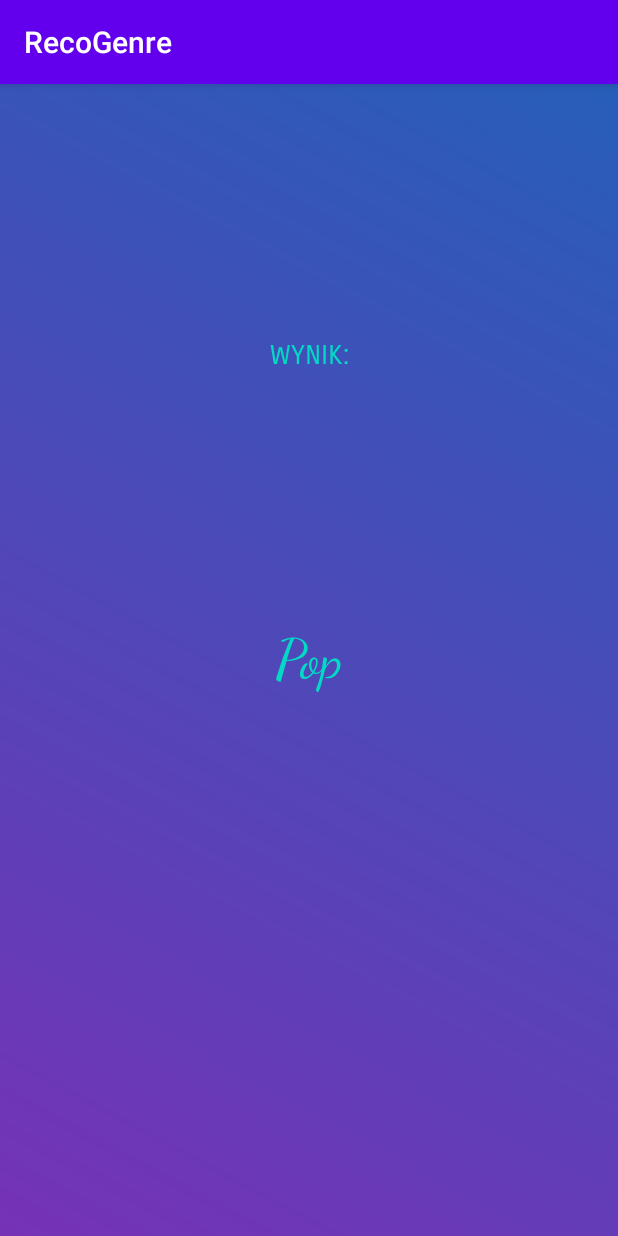
After one commit to 2018PZ/Recogenre, an Android app: the ResultActivity screen opened directly, with no data from a screen before it, on a phone screen of 412 x 824 dp. The commit adds this screen. Run offline under Robolectric (Android 15) with nearby library versions, the phone set to English and light mode, and no system bars; network calls fail.

Commit message:
Result view - genre info

```diff
--- /dev/null
+++ b/app/src/main/java/lyjak/anna/recogenre/ResultActivity.java
@@ -0,0 +1,25 @@
+package lyjak.anna.recogenre;
+
+import android.support.v7.app.AppCompatActivity;
+import android.os.Bundle;
+import android.widget.TextView;
+
+public class ResultActivity extends AppCompatActivity {
+
+    private String genreName;
+    private TextView resultInfo;
+
+    @Override
+    protected void onCreate(Bundle savedInstanceState) {
+        super.onCreate(savedInstanceState);
+        setContentView(R.layout.activity_result);
+
+        resultInfo = findViewById(R.id.textViewResult);
+        setGenreName("Pop");
+    }
+
+    private void setGenreName(String genre){
+        genreName = genre;
+        resultInfo.setText(genreName);
+    }
+}
--- /dev/null
+++ b/app/src/main/res/layout/activity_result.xml
@@ -0,0 +1,43 @@
+<?xml version="1.0" encoding="utf-8"?>
+<android.support.constraint.ConstraintLayout xmlns:android="http://schemas.android.com/apk/res/android"
+    xmlns:app="http://schemas.android.com/apk/res-auto"
+    xmlns:tools="http://schemas.android.com/tools"
+    android:layout_width="match_parent"
+    android:layout_height="match_parent"
+    tools:context=".ResultActivity"
+    android:background="@drawable/gradient_1">
+
+    <TextView
+        android:id="@+id/textViewResult"
+        android:layout_width="wrap_content"
+        android:layout_height="wrap_content"
+        android:layout_marginStart="8dp"
+        android:layout_marginTop="8dp"
+        android:layout_marginEnd="8dp"
+        android:layout_marginBottom="8dp"
+        android:fontFamily="cursive"
+        android:text="@string/result_genre"
+        android:textColor="@color/colorAccent"
+        android:textSize="36sp"
+        app:layout_constraintBottom_toBottomOf="parent"
+        app:layout_constraintEnd_toEndOf="parent"
+        app:layout_constraintStart_toStartOf="parent"
+        app:layout_constraintTop_toTopOf="parent" />
+
+    <TextView
+        android:id="@+id/textView3"
+        android:layout_width="wrap_content"
+        android:layout_height="wrap_content"
+        android:layout_marginStart="8dp"
+        android:layout_marginTop="8dp"
+        android:layout_marginEnd="8dp"
+        android:layout_marginBottom="8dp"
+        android:fontFamily="sans-serif-smallcaps"
+        android:text="@string/result_result"
+        android:textColor="@color/colorAccent"
+        android:textSize="18sp"
+        app:layout_constraintBottom_toTopOf="@+id/textViewResult"
+        app:layout_constraintEnd_toEndOf="parent"
+        app:layout_constraintStart_toStartOf="parent"
+        app:layout_constraintTop_toTopOf="parent" />
+</android.support.constraint.ConstraintLayout>
--- a/app/src/main/res/values/colors.xml
+++ b/app/src/main/res/values/colors.xml
@@ -2,9 +2,9 @@
 <resources>
     <color name="colorPrimary">#6200EE</color>
     <color name="colorPrimaryDark">#3700B3</color>
-    <color name="colorAccent">#03DAC5</color>
+    <color name="colorAccent">#03dac5</color>
     <color name="colorAccentDark">#018786</color>
-    <color name="colorError">#C51162</color>
+    <color name="colorError">#c51162</color>
     <color name="colorBackground">#FFFFFF</color>
 
 </resources>
```
Also changed, not shown: app/src/main/AndroidManifest.xml (+12 -2 lines), app/src/main/java/lyjak/anna/recogenre/fragments/RecordFragment.java (+10 -0 lines), app/src/main/res/values/strings.xml (+15 -0 lines).
